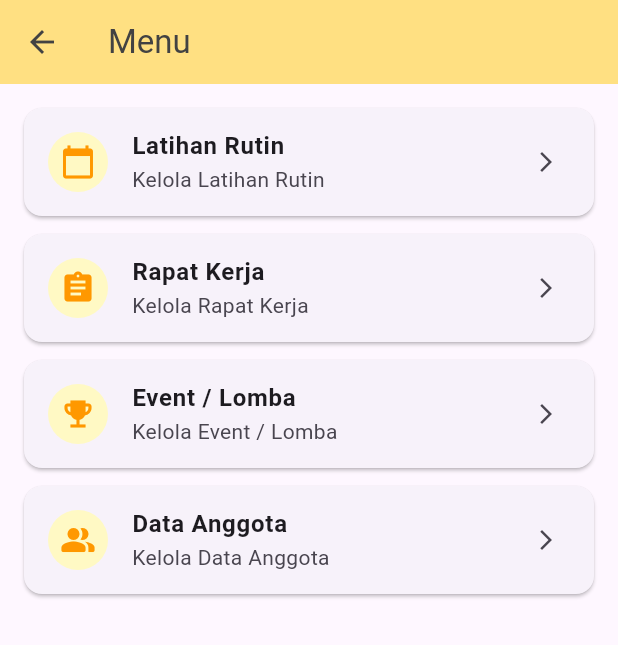
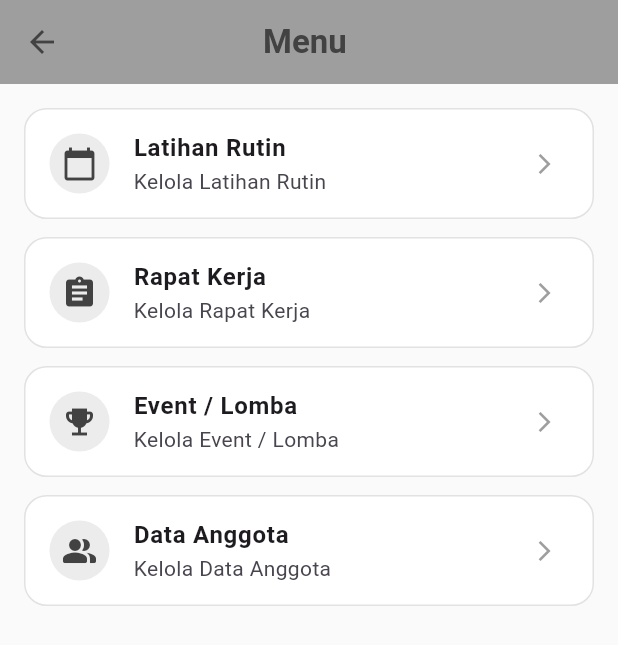
Before and after one commit to DinaMaulidyawati/SIMUKA, a Flutter app: the KegiatanPage screen opened directly with empty values, on a phone screen of 412 x 824 dp. Shown: the top 645 px of the screen. Run offline on Flutter 3.47's test engine with Material 3 defaults, Android fonts, the phone set to English and light mode, and no system bars.

Commit message:
mengubah UI kegiatan

```diff
--- a/lib/presentation/pages/kegiatan_pages.dart
+++ b/lib/presentation/pages/kegiatan_pages.dart
@@ -4,49 +4,58 @@ import 'anggota_page.dart'; // Import halaman anggota yang tadi dibuat
 
 class KegiatanPage extends StatelessWidget {
   final String ukmName;
+  final Color themeColor; // Tambahkan parameter warna tema
 
-  const KegiatanPage({super.key, required this.ukmName});
+  const KegiatanPage({super.key, required this.ukmName, required this.themeColor});
 
   @override
   Widget build(BuildContext context) {
-    // 1. Tambahkan 'Data Anggota' ke dalam list menu
+    // List menu tetap lengkap
     final List<Map<String, dynamic>> menuFitur = [
       {'nama': 'Latihan Rutin', 'icon': Icons.calendar_today},
       {'nama': 'Rapat Kerja', 'icon': Icons.assignment},
       {'nama': 'Event / Lomba', 'icon': Icons.emoji_events},
-      {'nama': 'Data Anggota', 'icon': Icons.people_alt_rounded}, // Fitur baru
+      {'nama': 'Data Anggota', 'icon': Icons.people_alt_rounded},
     ];
 
     return Scaffold(
+      // Background halus senada warna tema
+      backgroundColor: themeColor.withOpacity(0.05),
       appBar: AppBar(
-        title: Text('Menu $ukmName'),
-        backgroundColor: const Color(0xFFFFE082),
+        title: Text('Menu $ukmName', style: const TextStyle(fontWeight: FontWeight.bold)),
+        backgroundColor: themeColor, // Warna AppBar mengikuti UKM
         foregroundColor: const Color(0xFF424242),
         elevation: 0,
+        centerTitle: true,
       ),
       body: ListView.builder(
         padding: const EdgeInsets.all(16),
         itemCount: menuFitur.length,
         itemBuilder: (context, index) {
-          return Card(
+          return Container(
             margin: const EdgeInsets.only(bottom: 12),
-            shape: RoundedRectangleBorder(borderRadius: BorderRadius.circular(12)),
+            decoration: BoxDecoration(
+              color: Colors.white,
+              borderRadius: BorderRadius.circular(15),
+              // Border tipis pengganti shadow agar tetap flat
+              border: Border.all(color: themeColor.withOpacity(0.3), width: 1),
+            ),
             child: ListTile(
               leading: CircleAvatar(
-                backgroundColor: const Color(0xFFFFF9C4),
-                child: Icon(menuFitur[index]['icon'], color: Colors.orange),
+                // Warna background ikon mengikuti tema UKM (lebih soft)
+                backgroundColor: themeColor.withOpacity(0.2),
+                child: Icon(menuFitur[index]['icon'], color: const Color(0xFF424242)),
               ),
               title: Text(
                 menuFitur[index]['nama'],
                 style: const TextStyle(fontWeight: FontWeight.bold),
               ),
               subtitle: Text('Kelola ${menuFitur[index]['nama']} $ukmName'),
-              trailing: const Icon(Icons.arrow_forward_ios, size: 16),
+              trailing: const Icon(Icons.arrow_forward_ios, size: 16, color: Colors.grey),
 
               onTap: () {
-                // 2. Logika Navigasi: Cek nama menu yang diklik
+                // Logika Navigasi TIDAK DIKURANGI
                 if (menuFitur[index]['nama'] == 'Data Anggota') {
-                  // Jika yang diklik Data Anggota, pergi ke halaman Anggota
                   Navigator.push(
                     context,
                     MaterialPageRoute(
@@ -54,7 +63,6 @@ class KegiatanPage extends StatelessWidget {
                     ),
                   );
                 } else {
-                  // Jika yang diklik lainnya, pergi ke halaman Detail Kegiatan
                   Navigator.push(
                     context,
                     MaterialPageRoute(
```
